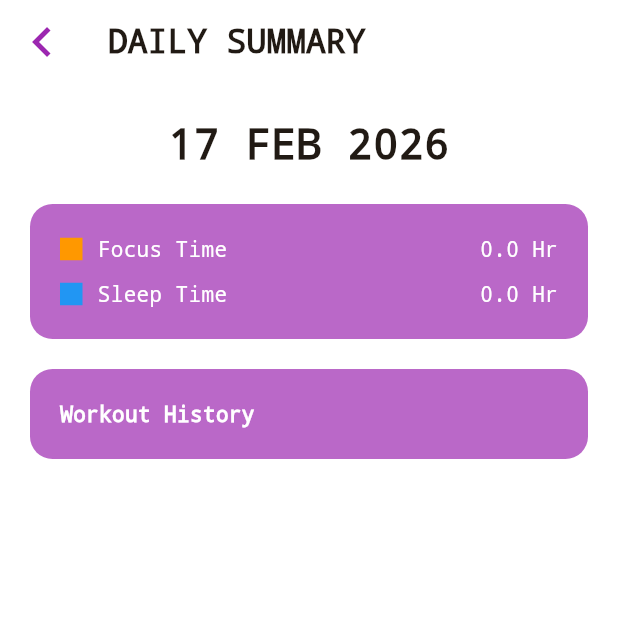
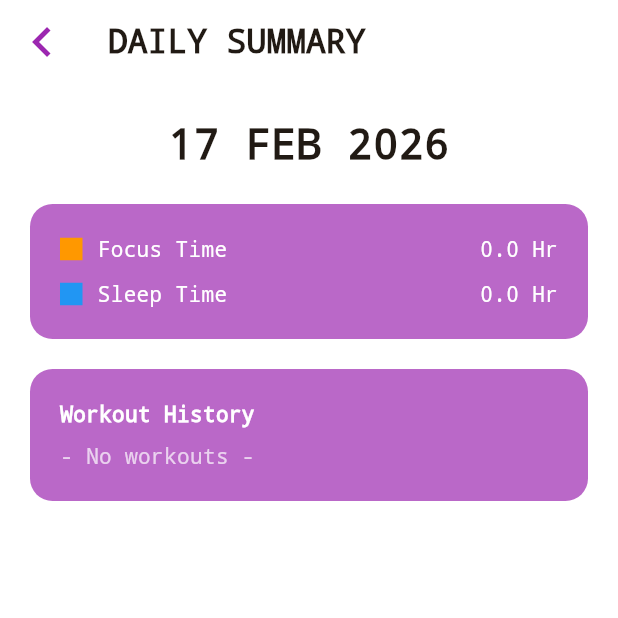
Before and after one commit to Sarankorn2547/habitu, a Flutter app: the TimelineDetailPage screen opened directly with empty values, on a phone screen of 412 x 824 dp, the top half of it. Run offline on Flutter 3.47's test engine with Material 3 defaults, Android fonts, the phone set to English and light mode, and no system bars; our stand-ins replace cloud_firestore, firebase_auth, firebase_core, rxdart, table_calendar; accounts and stored records are empty.

Commit message:
fix: connect timeline page to database

```diff
--- a/App/lib/screens/timeline_detail_page.dart
+++ b/App/lib/screens/timeline_detail_page.dart
@@ -2,6 +2,7 @@ import 'package:flutter/material.dart';
 import 'package:cloud_firestore/cloud_firestore.dart';
 import 'package:firebase_auth/firebase_auth.dart';
 import 'package:intl/intl.dart';
+import 'package:rxdart/rxdart.dart';
 
 class TimelineDetailPage extends StatelessWidget {
   final DateTime selectedDate;
@@ -32,30 +33,35 @@ class TimelineDetailPage extends StatelessWidget {
         backgroundColor: Colors.transparent,
         elevation: 0,
       ),
-      body: StreamBuilder<QuerySnapshot>(
-        stream: FirebaseFirestore.instance
-            .collection('habits')
-            .where('uid', isEqualTo: user?.uid)
-            .where('timestamp', isGreaterThanOrEqualTo: start)
-            .where('timestamp', isLessThan: end)
-            .snapshots(),
+      body: StreamBuilder<Map<String, dynamic>>(
+        stream: _getDailySummary(user?.uid, start, end),
         builder: (context, snapshot) {
-          if (!snapshot.hasData)
+          if (snapshot.connectionState == ConnectionState.waiting) {
             return const Center(child: CircularProgressIndicator());
+          }
 
-          // Logic การคำนวณเวลา (ตัวอย่าง)
-          double focusSecs = 0;
-          double sleepSecs = 0;
-          List<String> workouts = [];
+          if (snapshot.hasError) {
+            debugPrint("Timeline Error: ${snapshot.error}");
+            return Center(
+              child: Padding(
+                padding: const EdgeInsets.all(20.0),
+                child: Text(
+                  "Error loading data.\nPlease check terminal logs for Firestore Index links.",
+                  textAlign: TextAlign.center,
+                  style: const TextStyle(color: Colors.red),
+                ),
+              ),
+            );
+          }
 
-          for (var doc in snapshot.data!.docs) {
-            String name = doc['name'] ?? '';
-            int duration =
-                doc['duration'] ?? 0; // สมมติว่าเก็บเป็นวินาทีหรือนาที
-            if (name == 'Focus') focusSecs += duration;
-            if (name == 'Sleep') sleepSecs += duration;
-            if (name.contains('Workout')) workouts.add(doc['activity'] ?? '');
+          if (!snapshot.hasData || snapshot.data == null) {
+             return const Center(child: Text("No data for this date"));
           }
+
+          final data = snapshot.data!;
+          final double focusSecs = data['focusSecs'] ?? 0.0;
+          final double sleepSecs = data['sleepSecs'] ?? 0.0;
+          final List<String> workouts = data['workouts'] ?? [];
 
           return SingleChildScrollView(
             padding: const EdgeInsets.all(20),
@@ -70,7 +76,7 @@ class TimelineDetailPage extends StatelessWidget {
                 ),
                 const SizedBox(height: 20),
 
-                // ส่วนแสดงผล Summary Card (ตามภาพดีไซน์ของคุณ)
+                // ส่วนแสดงผล Summary Card
                 Container(
                   padding: const EdgeInsets.all(20),
                   decoration: BoxDecoration(
@@ -114,12 +120,21 @@ class TimelineDetailPage extends StatelessWidget {
                           fontWeight: FontWeight.bold,
                         ),
                       ),
-                      ...workouts.map(
-                        (w) => Text(
-                          "• $w",
-                          style: const TextStyle(color: Colors.white),
+                       if (workouts.isEmpty)
+                        const Padding(
+                          padding: EdgeInsets.only(top: 8.0),
+                          child: Text(
+                            "- No workouts -",
+                             style: TextStyle(color: Colors.white70),
+                          ),
+                        )
+                      else
+                        ...workouts.map(
+                          (w) => Text(
+                            "• $w",
+                            style: const TextStyle(color: Colors.white),
+                          ),
                         ),
-                      ),
                     ],
                   ),
                 ),
@@ -130,6 +145,88 @@ class TimelineDetailPage extends StatelessWidget {
       ),
     );
   }
+
+  Stream<Map<String, dynamic>> _getDailySummary(String? uid, DateTime start, DateTime end) {
+    if (uid == null) return Stream.value({});
+
+    // Query only by user_id to avoid creating composite indexes manually
+    final focusStream = FirebaseFirestore.instance
+        .collection('focus_logs')
+        .where('user_id', isEqualTo: uid)
+        .snapshots();
+
+    final sleepStream = FirebaseFirestore.instance
+        .collection('sleep_logs')
+        .where('user_id', isEqualTo: uid)
+        .snapshots();
+
+    final exerciseStream = FirebaseFirestore.instance
+        .collection('exercise_logs')
+        .where('user_id', isEqualTo: uid)
+        .snapshots();
+
+    return Rx.combineLatest3(
+      focusStream,
+      sleepStream,
+      exerciseStream,
+      (QuerySnapshot focusSn, QuerySnapshot sleepSn, QuerySnapshot exerciseSn) {
+        double focusSecs = 0;
+        double sleepSecs = 0;
+        List<String> workouts = [];
+
+        for (var doc in focusSn.docs) {
+          final data = doc.data() as Map<String, dynamic>;
+          final timestamp = data['logged_at'] as Timestamp?;
+          if (timestamp == null) continue;
+
+          final date = timestamp.toDate();
+          if (date.isBefore(start) || date.isAfter(end) || date.isAtSameMomentAs(end)) continue;
+
+          // focus_logs uses 'duration_min'
+          focusSecs += (data['duration_min'] ?? 0) * 60;
+        }
+
+        for (var doc in sleepSn.docs) {
+          final data = doc.data() as Map<String, dynamic>;
+          final timestamp = data['logged_at'] as Timestamp?;
+          if (timestamp == null) continue;
+
+          final date = timestamp.toDate();
+          if (date.isBefore(start) || date.isAfter(end) || date.isAtSameMomentAs(end)) continue;
+
+          // sleep_logs uses 'duration_sec'
+          sleepSecs += (data['duration_sec'] ?? 0);
+        }
+
+        for (var doc in exerciseSn.docs) {
+           final data = doc.data() as Map<String, dynamic>;
+           final timestamp = data['logged_at'] as Timestamp?;
+           if (timestamp == null) continue;
+
+           final date = timestamp.toDate();
+           if (date.isBefore(start) || date.isAfter(end) || date.isAtSameMomentAs(end)) continue;
+
+           String type = data['exercise_type'] ?? 'Unknown';
+           String category = data['category'] ?? '';
+           // Format: "Push Up (30 reps)" or "Running (30 min)"
+           String detail = "";
+           if (category == 'Cardio') {
+             detail = "${data['duration_min'] ?? 0} min";
+           } else {
+             detail = "${data['reps'] ?? 0} reps";
+           }
+           workouts.add("$type ($detail)");
+        }
+
+        return {
+          'focusSecs': focusSecs,
+          'sleepSecs': sleepSecs,
+          'workouts': workouts,
+        };
+      },
+    );
+  }
+
 
   Widget _buildRow(Color color, String label, String value) {
     return Row(
```
Also changed, not shown: App/pubspec.yaml (+11 -0 lines).
